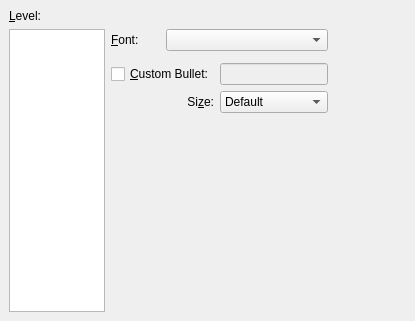
Qt form src/frontends/qt4/ui/BulletsUi.ui (cburschka/lyx) before a commit.
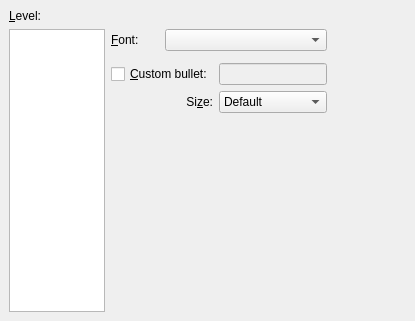
The same form after that commit.

```diff
--- a/src/frontends/qt4/ui/BulletsUi.ui
+++ b/src/frontends/qt4/ui/BulletsUi.ui
@@ -141,7 +141,7 @@
    <item row="3" column="1" colspan="2" >
     <widget class="QCheckBox" name="customCB" >
      <property name="text" >
-      <string>&amp;Custom Bullet:</string>
+      <string>&amp;Custom bullet:</string>
      </property>
     </widget>
    </item>
```
